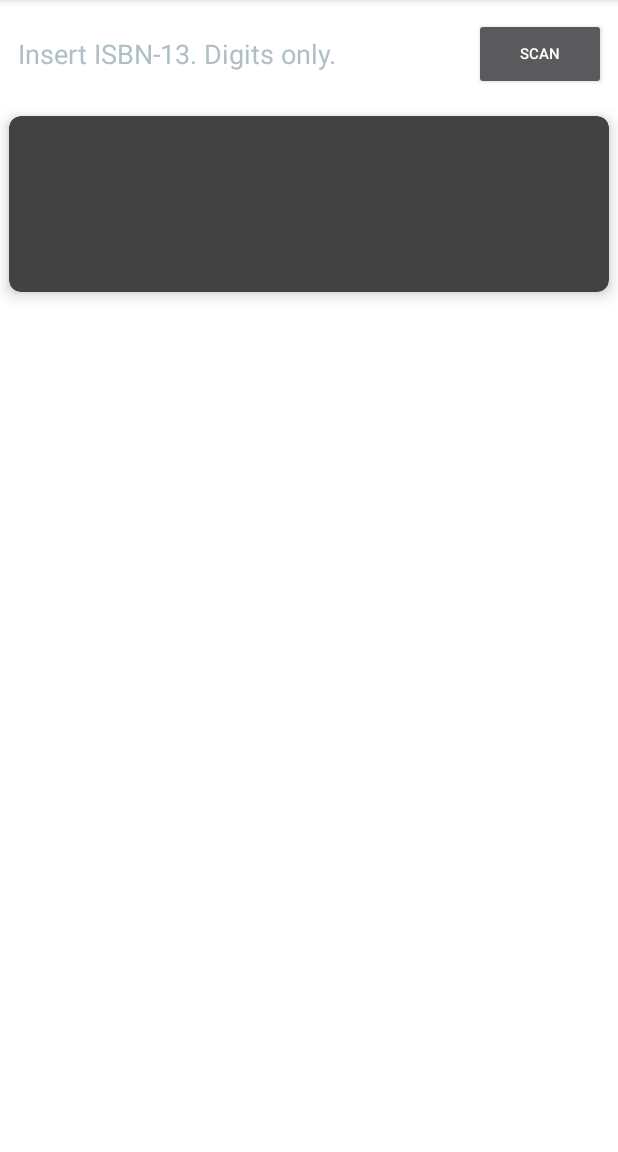
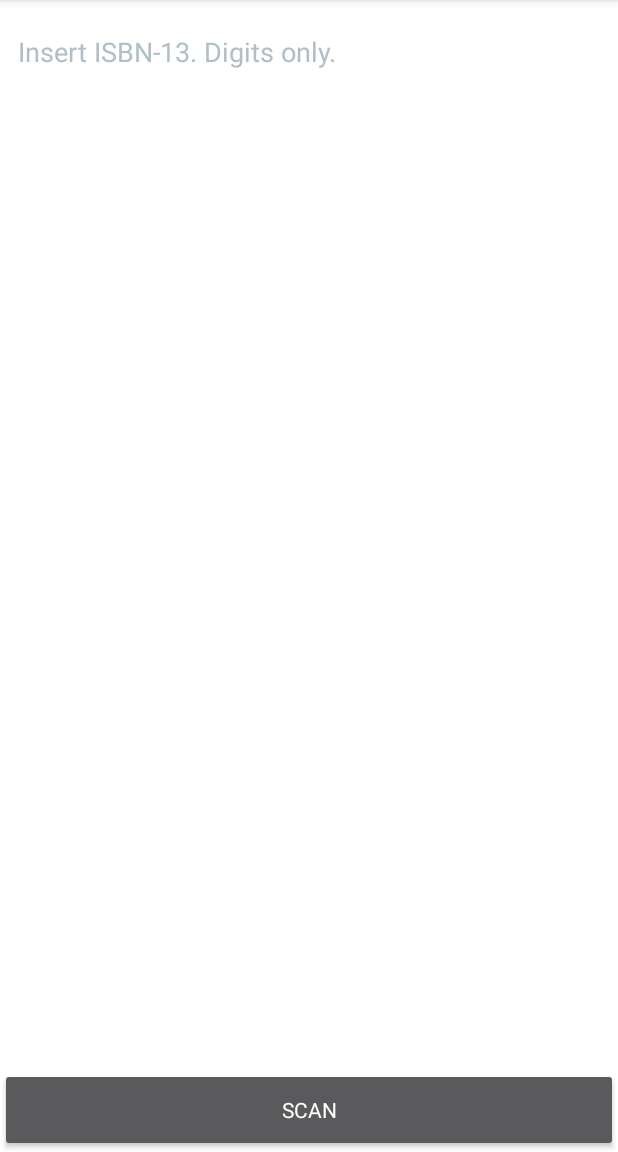
Before and after one commit to huhx0015/AN3_SuperDuo, an Android app: the fragment AddBook placed in its activity, on a phone screen of 412 x 824 dp, the part 84-1236 px from its top. Run offline under Robolectric (Android 15) with nearby library versions, the phone set to English and light mode, and no system bars; our stand-ins replace ButterKnife.

Commit message:
[Alexandria]: * Modified the layout for the AddBook fragment and the ListView book rows. * Organized code in the AddBook fragment class.

```diff
--- a/alexandria/src/main/res/layout-land/fragment_add_book.xml
+++ b/alexandria/src/main/res/layout-land/fragment_add_book.xml
@@ -114,8 +114,8 @@
             <ImageButton
                 android:layout_width="wrap_content"
                 android:layout_height="fill_parent"
-                android:contentDescription="@string/ok_button"
-                android:text="@string/ok_button"
+                android:contentDescription="@string/next_button"
+                android:text="@string/next_button"
                 android:layout_weight="1"
                 android:id="@+id/save_button"
                 android:visibility="invisible"
--- a/alexandria/src/main/res/layout/fragment_add_book.xml
+++ b/alexandria/src/main/res/layout/fragment_add_book.xml
@@ -1,8 +1,7 @@
-<LinearLayout
+<FrameLayout
     xmlns:android="http://schemas.android.com/apk/res/android"
     xmlns:tools="http://schemas.android.com/tools"
     tools:context="it.jaschke.alexandria.fragments.AddBook"
-    android:orientation="vertical"
     android:layout_width="match_parent"
     android:layout_height="match_parent"
     android:id="@+id/add_book_fragment_layout">
@@ -10,7 +9,7 @@
     <LinearLayout
         android:orientation="horizontal"
         android:layout_width="fill_parent"
-        android:id="@+id/eancontainer"
+        android:id="@+id/isbn_input_container"
         android:layout_height="wrap_content"
         android:layout_alignParentTop="true"
         android:layout_centerHorizontal="true"
@@ -35,15 +34,6 @@
             android:layout_gravity="center"
             android:layout_marginRight="4dp" />
 
-        <Button
-            android:layout_width="wrap_content"
-            android:layout_height="wrap_content"
-            android:text="@string/scan_button"
-            android:id="@+id/scan_button"
-            android:layout_gravity="center"
-            android:textSize="10sp"
-            android:gravity="center" />
-
     </LinearLayout>
 
     <android.support.v7.widget.CardView
@@ -57,7 +47,10 @@
         card_view:cardUseCompatPadding="true"
         android:elevation="8dp"
         android:padding="8dp"
-        android:id="@+id/add_book_center_container">
+        android:id="@+id/add_book_center_container"
+        android:layout_gravity="center"
+        android:visibility="invisible">
+
         <LinearLayout
             android:orientation="vertical"
             android:layout_width="match_parent"
@@ -67,6 +60,18 @@
             android:layout_weight="1"
             android:id="@+id/add_book_center_subcontainer">
 
+            <ImageView
+                android:layout_width="192dp"
+                android:layout_height="192dp"
+                android:id="@+id/bookCover"
+                android:contentDescription="@string/book_cover"
+                android:layout_alignTop="@+id/authors"
+                android:layout_alignLeft="@+id/eancontainer"
+                android:layout_alignStart="@+id/eancontainer"
+                android:layout_gravity="center"
+                android:scaleType="fitCenter"
+                android:layout_marginTop="4dp" />
+
             <TextView
                 android:layout_width="wrap_content"
                 android:layout_height="wrap_content"
@@ -74,11 +79,12 @@
                 android:textSize="@dimen/head_line"
                 android:textIsSelectable="true"
                 android:textStyle="bold"
-                android:paddingRight="20dp"
                 android:layout_below="@+id/eancontainer"
                 android:layout_alignLeft="@+id/eancontainer"
                 android:layout_alignStart="@+id/eancontainer"
-                android:layout_gravity="center_horizontal" />
+                android:layout_gravity="center_horizontal"
+                android:textColor="@android:color/black"
+                android:layout_marginTop="8dp" />
 
             <TextView
                 android:layout_width="wrap_content"
@@ -89,7 +95,8 @@
                 android:maxLines="3"
                 android:ellipsize="end"
                 android:layout_alignLeft="@+id/eancontainer"
-                android:layout_gravity="center_horizontal" />
+                android:layout_gravity="center_horizontal"
+                android:textColor="@android:color/black" />
 
             <TextView
                 android:layout_width="wrap_content"
@@ -101,7 +108,8 @@
                 android:layout_alignRight="@+id/eancontainer"
                 android:layout_alignEnd="@+id/eancontainer"
                 android:layout_gravity="center"
-                android:layout_marginTop="4dp" />
+                android:layout_marginTop="4dp"
+                android:textColor="@android:color/black" />
 
             <TextView
                 android:layout_width="wrap_content"
@@ -112,27 +120,17 @@
                 android:layout_alignLeft="@+id/eancontainer"
                 android:layout_alignStart="@+id/eancontainer"
                 android:layout_gravity="center"
-                android:layout_marginTop="4dp" />
-
-            <ImageView
-                android:layout_width="fill_parent"
-                android:layout_height="fill_parent"
-                android:id="@+id/bookCover"
-                android:contentDescription="@string/book_cover"
-                android:layout_alignTop="@+id/authors"
-                android:layout_alignLeft="@+id/eancontainer"
-                android:layout_alignStart="@+id/eancontainer"
-                android:layout_gravity="center"
-                android:scaleType="fitCenter"
-                android:layout_marginTop="4dp" />
+                android:textColor="@android:color/black"
+                android:layout_marginBottom="8dp" />
 
         </LinearLayout>
+
     </android.support.v7.widget.CardView>
 
     <LinearLayout
         android:orientation="horizontal"
         android:layout_width="fill_parent"
-        android:layout_height="50dip"
+        android:layout_height="56dp"
         android:layout_alignParentBottom="true"
         android:layout_alignParentLeft="true"
         android:layout_alignParentStart="true"
@@ -140,28 +138,41 @@
         android:id="@+id/bottom_button_container">
 
         <Button
-            android:layout_width="wrap_content"
-            android:layout_height="fill_parent"
+            android:layout_width="match_parent"
+            android:layout_height="match_parent"
+            android:text="@string/scan_button"
+            android:id="@+id/scan_button"
+            android:layout_gravity="center"
+            android:textSize="14sp"
+            android:gravity="center"
+            android:layout_weight="1"
+            android:typeface="sans" />
+
+        <Button
+            android:layout_width="match_parent"
+            android:layout_height="match_parent"
+            android:text="@string/next_button"
+            android:visibility="gone"
+            android:layout_weight="1"
+            android:id="@+id/save_button"
+            android:drawableLeft="@drawable/ic_action_accept"
+            style="?android:attr/buttonBarButtonStyle"
+            android:layout_gravity="bottom"
+            android:typeface="sans"
+            android:textSize="14sp" />
+
+        <Button
+            android:layout_width="match_parent"
+            android:layout_height="match_parent"
             android:text="@string/cancel_button"
             android:layout_weight="1"
             style="?android:attr/buttonBarButtonStyle"
             android:id="@+id/delete_button"
             android:drawableLeft="@drawable/ic_action_discard"
-            android:visibility="invisible"
-            />
-
-        <Button
-            android:layout_width="wrap_content"
-            android:layout_height="fill_parent"
-            android:text="@string/ok_button"
-            android:visibility="invisible"
-            android:layout_weight="1"
-            android:id="@+id/save_button"
-            android:drawableLeft="@drawable/ic_action_accept"
-            style="?android:attr/buttonBarButtonStyle"
-            android:layout_gravity="bottom"
-            />
+            android:visibility="gone"
+            android:textSize="14sp"
+            android:typeface="sans" />
 
     </LinearLayout>
 
-</LinearLayout>
+</FrameLayout>
--- a/alexandria/src/main/res/layout/fragment_full_book.xml
+++ b/alexandria/src/main/res/layout/fragment_full_book.xml
@@ -116,7 +116,7 @@
             <Button
                 android:layout_width="wrap_content"
                 android:layout_height="wrap_content"
-                android:text="@string/delete"
+                android:text="@string/delete_book"
                 style="?android:attr/buttonBarButtonStyle"
                 android:id="@+id/delete_button"
                 android:drawableLeft="@drawable/ic_action_discard"
--- a/alexandria/src/main/res/values/strings.xml
+++ b/alexandria/src/main/res/values/strings.xml
@@ -18,15 +18,17 @@
     <!--MENU STRINGS-->
     <string name="action_settings">Settings</string>
 
-    <string name="scan_button">Scan</string>
     <string name="input_hint">Insert ISBN-13. Digits only.</string>
     <string name="book_cover">Bookcover</string>
 
-    <string name="ok_button">Next</string>
+    <!--ADD BOOK-->
+    <string name="scan_button">Scan</string>
+    <string name="next_button">Next</string>
     <string name="cancel_button">Cancel</string>
+
+    <string name="delete_book">Delete Book</string>
     <string name="not_found">No Book found</string>
     <string name="search">Search</string>
-    <string name="delete">Delete Book</string>
     <string name="pref_startScreen">Select Startscreen</string>
     <string name="title_activity_settings">Settings</string>
     <string name="action_share">Share</string>
```
Also changed, not shown: alexandria/src/main/java/it/jaschke/alexandria/fragments/AddBook.java (+74 -45 lines), alexandria/src/main/res/layout/view_book_list_item.xml (+28 -7 lines).
